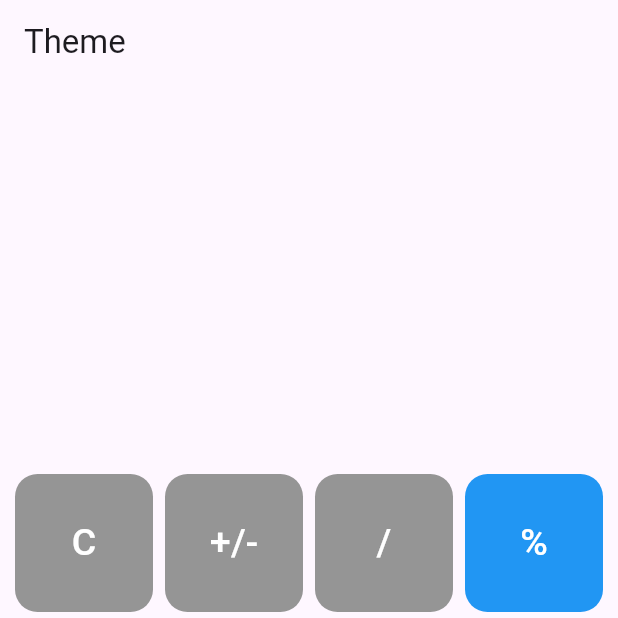
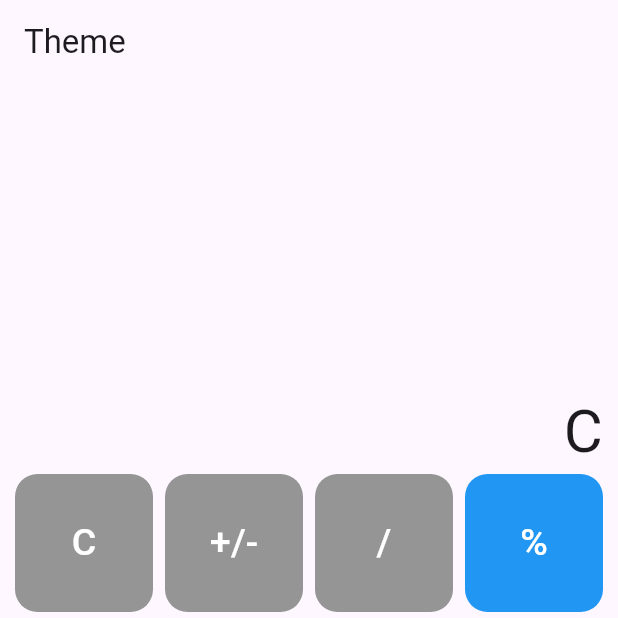
Before and after one commit to shirshakk/Calculation, a Flutter app: the screen it shows after launch, after a tap on an icon or button, on a phone screen of 412 x 824 dp, the top half of it. Run offline on Flutter 3.47's test engine with Material 3 defaults, Android fonts, the phone set to English and light mode, and no system bars.

Commit message:
All button input  are displaying on the display screen

```diff
--- a/lib/Calculator.dart
+++ b/lib/Calculator.dart
@@ -12,6 +12,15 @@ class Calculator extends StatefulWidget {
 
 class _CalculatorState extends State<Calculator> {
   final _buttonData = Dummydata().buttonValue;
+  String _inputValue = '';
+  void _updateInputValue(String value) {
+    WidgetsBinding.instance.addPostFrameCallback((_) {
+      setState(() {
+        _inputValue += value;
+      });
+    });
+  }
+
   @override
   Widget build(BuildContext context) {
     return MaterialApp(
@@ -23,7 +32,9 @@ class _CalculatorState extends State<Calculator> {
           padding: EdgeInsets.all(10),
           child: Column(
             children: [
-              Display(),
+              Display(
+                inputValue: _inputValue,
+              ),
               Expanded(
                   child: GridView.builder(
                 gridDelegate: const SliverGridDelegateWithFixedCrossAxisCount(
@@ -37,6 +48,7 @@ class _CalculatorState extends State<Calculator> {
                   return Button(
                     data: _buttonData[index],
                     index: index + 1,
+                    onPressed: _updateInputValue,
                   );
                 },
               ))
--- a/lib/Widget/Display.dart
+++ b/lib/Widget/Display.dart
@@ -1,17 +1,28 @@
 import 'package:flutter/material.dart';
 
-class Display extends StatefulWidget {
-  const Display({super.key});
+class Display extends StatelessWidget {
+  final String inputValue;
 
-  @override
-  State<Display> createState() => _DisplayState();
-}
+  const Display({super.key, required this.inputValue});
 
-class _DisplayState extends State<Display> {
   @override
   Widget build(BuildContext context) {
     return Container(
       height: 250,
+      child: Column(
+        mainAxisAlignment: MainAxisAlignment.end,
+        children: [
+          Row(
+            children: [
+              Spacer(),
+              Text(
+                inputValue,
+                style: TextStyle(fontSize: 40),
+              ),
+            ],
+          ),
+        ],
+      ),
     );
   }
 }
--- a/lib/Widget/button.dart
+++ b/lib/Widget/button.dart
@@ -1,20 +1,30 @@
 import 'package:flutter/material.dart';
 
 class Button extends StatelessWidget {
-  Button({super.key, required this.data, required this.index});
-  String data;
-  int index;
+  final String data;
+  final int index;
+  final Function(String) onPressed; // Callback function
+
+  Button(
+      {super.key,
+      required this.data,
+      required this.index,
+      required this.onPressed});
+
   @override
   Widget build(BuildContext context) {
     var _buttonColor = Color.fromARGB(255, 149, 149, 149);
     if (index % 4 == 0) {
       _buttonColor = Colors.blue;
     }
+
     return Container(
-      height: 20,
-      width: 20,
+      height: 50,
+      width: 50,
       child: TextButton(
-          onPressed: () {},
+        onPressed: () {
+          onPressed(data); // Call the callback function
+        },
         child: Text(
           data,
           style: TextStyle(fontSize: 25, color: Colors.white),
@@ -22,7 +32,10 @@ class Button extends StatelessWidget {
         style: TextButton.styleFrom(
           backgroundColor: _buttonColor,
           shape: RoundedRectangleBorder(
-                  borderRadius: BorderRadius.all(Radius.circular(15.0))))),
+            borderRadius: BorderRadius.all(Radius.circular(15.0)),
+          ),
+        ),
+      ),
     );
   }
 }
```
Lines whose indentation alone changed are shown as unchanged.
